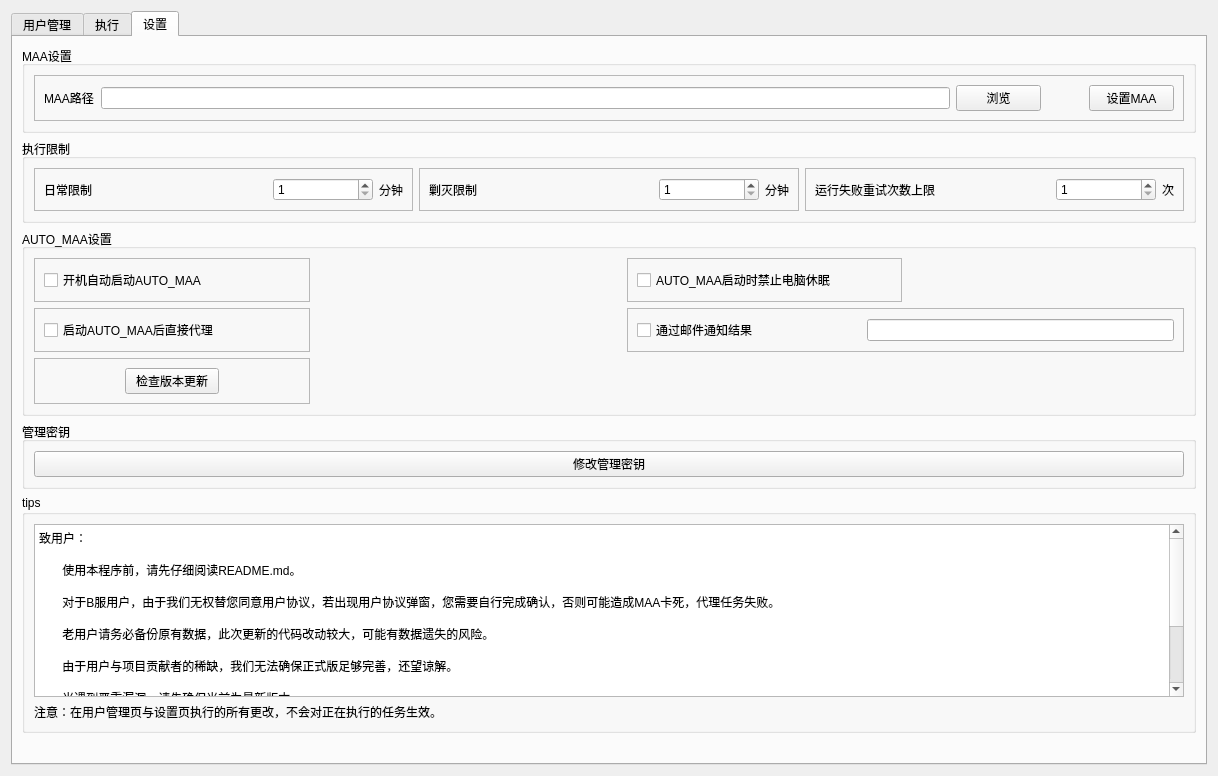
Qt form gui/ui/main.ui (AUTO-MAS-Project/AUTO-MAS) before a commit.
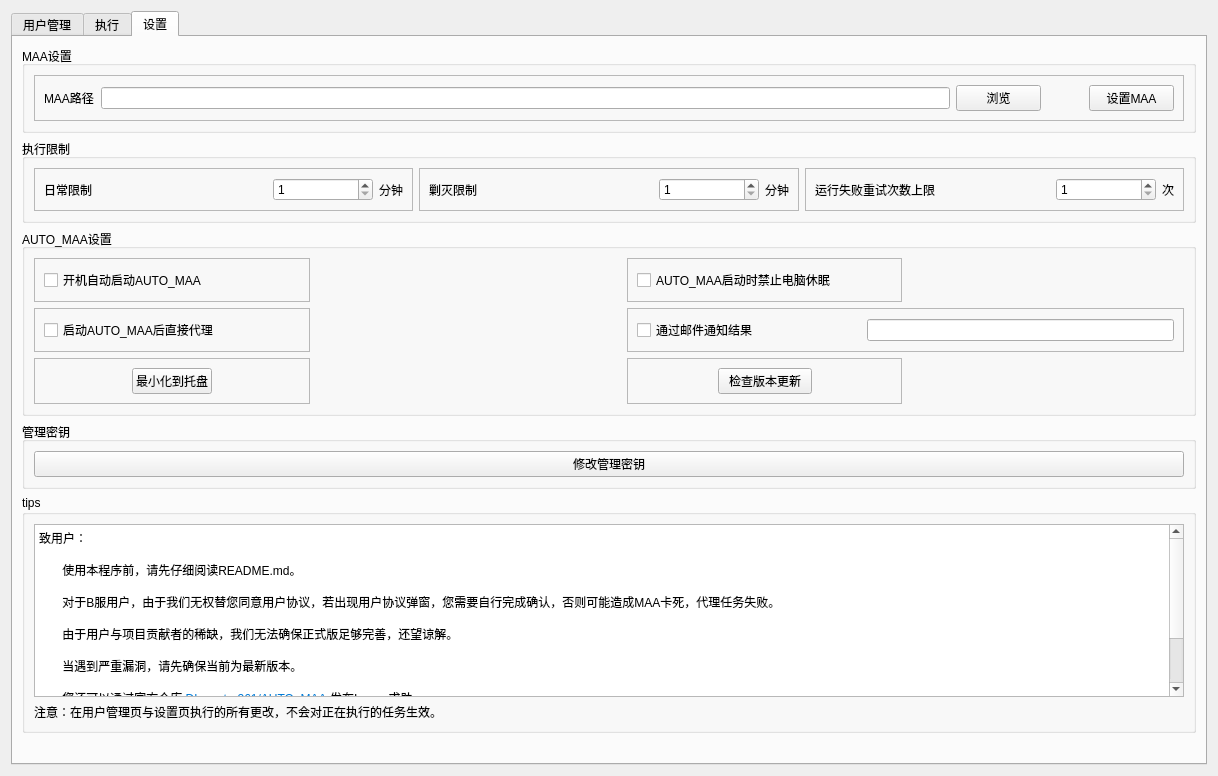
The same form after that commit. The open tabs and pages were chosen to show the change.

Commit message: 图标优化；添加最小化到托盘功能；更新器摆脱UI文件限制

```diff
--- a/gui/ui/main.ui
+++ b/gui/ui/main.ui
@@ -189,8 +189,8 @@
               <rect>
                <x>0</x>
                <y>0</y>
-               <width>1156</width>
-               <height>546</height>
+               <width>98</width>
+               <height>74</height>
               </rect>
              </property>
              <attribute name="label">
@@ -1056,19 +1056,6 @@
           <string>AUTO_MAA设置</string>
          </property>
          <layout class="QGridLayout" name="gridLayout_4">
-          <item row="2" column="1">
-           <spacer name="horizontalSpacer_11">
-            <property name="orientation">
-             <enum>Qt::Orientation::Horizontal</enum>
-            </property>
-            <property name="sizeHint" stdset="0">
-             <size>
-              <width>231</width>
-              <height>20</height>
-             </size>
-            </property>
-           </spacer>
-          </item>
           <item row="0" column="0">
            <widget class="QFrame" name="frame_routine_3">
             <property name="frameShape">
@@ -1101,37 +1088,18 @@
             </layout>
            </widget>
           </item>
-          <item row="2" column="0">
-           <widget class="QFrame" name="frame_routine_4">
-            <property name="frameShape">
-             <enum>QFrame::Shape::StyledPanel</enum>
+          <item row="0" column="1">
+           <spacer name="horizontalSpacer_6">
+            <property name="orientation">
+             <enum>Qt::Orientation::Horizontal</enum>
             </property>
-            <property name="frameShadow">
-             <enum>QFrame::Shadow::Raised</enum>
+            <property name="sizeHint" stdset="0">
+             <size>
+              <width>40</width>
+              <height>20</height>
+             </size>
             </property>
-            <layout class="QHBoxLayout" name="horizontalLayout_20">
-             <item>
-              <widget class="QCheckBox" name="checkBox_ifproxydirectly">
-               <property name="text">
-                <string>启动AUTO_MAA后直接代理</string>
-               </property>
-              </widget>
-             </item>
-             <item>
-              <spacer name="horizontalSpacer_15">
-               <property name="orientation">
-                <enum>Qt::Orientation::Horizontal</enum>
-               </property>
-               <property name="sizeHint" stdset="0">
-                <size>
-                 <width>40</width>
-                 <height>20</height>
-                </size>
-               </property>
-              </spacer>
-             </item>
-            </layout>
-           </widget>
+           </spacer>
           </item>
           <item row="0" column="2">
            <widget class="QFrame" name="frame_routine_2">
@@ -1178,50 +1146,24 @@
             </property>
            </spacer>
           </item>
-          <item row="0" column="1">
-           <spacer name="horizontalSpacer_6">
-            <property name="orientation">
-             <enum>Qt::Orientation::Horizontal</enum>
-            </property>
-            <property name="sizeHint" stdset="0">
-             <size>
-              <width>40</width>
-              <height>20</height>
-             </size>
-            </property>
-           </spacer>
-          </item>
-          <item row="3" column="0">
-           <widget class="QFrame" name="frame_check_update">
+          <item row="1" column="0">
+           <widget class="QFrame" name="frame_routine_4">
             <property name="frameShape">
              <enum>QFrame::Shape::StyledPanel</enum>
             </property>
             <property name="frameShadow">
              <enum>QFrame::Shadow::Raised</enum>
             </property>
-            <layout class="QHBoxLayout" name="horizontalLayout_21">
+            <layout class="QHBoxLayout" name="horizontalLayout_20">
              <item>
-              <spacer name="horizontalSpacer_9">
-               <property name="orientation">
-                <enum>Qt::Orientation::Horizontal</enum>
-               </property>
-               <property name="sizeHint" stdset="0">
-                <size>
-                 <width>40</width>
-                 <height>20</height>
-                </size>
-               </property>
-              </spacer>
-             </item>
-             <item>
-              <widget class="QPushButton" name="pushButton_check_update">
+              <widget class="QCheckBox" name="checkBox_ifproxydirectly">
                <property name="text">
-                <string>  检查版本更新  </string>
+                <string>启动AUTO_MAA后直接代理</string>
                </property>
               </widget>
              </item>
              <item>
-              <spacer name="horizontalSpacer_10">
+              <spacer name="horizontalSpacer_15">
                <property name="orientation">
                 <enum>Qt::Orientation::Horizontal</enum>
                </property>
@@ -1236,20 +1178,20 @@
             </layout>
            </widget>
           </item>
-          <item row="3" column="1">
-           <spacer name="horizontalSpacer_12">
+          <item row="1" column="1">
+           <spacer name="horizontalSpacer_11">
             <property name="orientation">
              <enum>Qt::Orientation::Horizontal</enum>
             </property>
             <property name="sizeHint" stdset="0">
              <size>
-              <width>311</width>
+              <width>231</width>
               <height>20</height>
              </size>
             </property>
            </spacer>
           </item>
-          <item row="2" column="2" colspan="2">
+          <item row="1" column="2" colspan="2">
            <widget class="QFrame" name="frame_routine_5">
             <property name="frameShape">
              <enum>QFrame::Shape::StyledPanel</enum>
@@ -1284,6 +1226,122 @@
             </layout>
            </widget>
           </item>
+          <item row="2" column="0">
+           <widget class="QFrame" name="frame_show_tray">
+            <property name="frameShape">
+             <enum>QFrame::Shape::StyledPanel</enum>
+            </property>
+            <property name="frameShadow">
+             <enum>QFrame::Shadow::Raised</enum>
+            </property>
+            <layout class="QHBoxLayout" name="horizontalLayout_23">
+             <item>
+              <spacer name="horizontalSpacer_17">
+               <property name="orientation">
+                <enum>Qt::Orientation::Horizontal</enum>
+               </property>
+               <property name="sizeHint" stdset="0">
+                <size>
+                 <width>40</width>
+                 <height>20</height>
+                </size>
+               </property>
+              </spacer>
+             </item>
+             <item>
+              <widget class="QPushButton" name="pushButton_show_tray">
+               <property name="text">
+                <string>最小化到托盘</string>
+               </property>
+              </widget>
+             </item>
+             <item>
+              <spacer name="horizontalSpacer_18">
+               <property name="orientation">
+                <enum>Qt::Orientation::Horizontal</enum>
+               </property>
+               <property name="sizeHint" stdset="0">
+                <size>
+                 <width>40</width>
+                 <height>20</height>
+                </size>
+               </property>
+              </spacer>
+             </item>
+            </layout>
+           </widget>
+          </item>
+          <item row="2" column="1">
+           <spacer name="horizontalSpacer_12">
+            <property name="orientation">
+             <enum>Qt::Orientation::Horizontal</enum>
+            </property>
+            <property name="sizeHint" stdset="0">
+             <size>
+              <width>311</width>
+              <height>20</height>
+             </size>
+            </property>
+           </spacer>
+          </item>
+          <item row="2" column="2">
+           <widget class="QFrame" name="frame_check_update">
+            <property name="frameShape">
+             <enum>QFrame::Shape::StyledPanel</enum>
+            </property>
+            <property name="frameShadow">
+             <enum>QFrame::Shadow::Raised</enum>
+            </property>
+            <layout class="QHBoxLayout" name="horizontalLayout_21">
+             <item>
+              <spacer name="horizontalSpacer_9">
+               <property name="orientation">
+                <enum>Qt::Orientation::Horizontal</enum>
+               </property>
+               <property name="sizeHint" stdset="0">
+                <size>
+                 <width>40</width>
+                 <height>20</height>
+                </size>
+               </property>
+              </spacer>
+             </item>
+             <item>
+              <widget class="QPushButton" name="pushButton_check_update">
+               <property name="text">
+                <string>  检查版本更新  </string>
+               </property>
+              </widget>
+             </item>
+             <item>
+              <spacer name="horizontalSpacer_10">
+               <property name="orientation">
+                <enum>Qt::Orientation::Horizontal</enum>
+               </property>
+               <property name="sizeHint" stdset="0">
+                <size>
+                 <width>40</width>
+                 <height>20</height>
+                </size>
+               </property>
+              </spacer>
+             </item>
+            </layout>
+           </widget>
+          </item>
+          <item row="2" column="3">
+           <spacer name="horizontalSpacer_19">
+            <property name="orientation">
+             <enum>Qt::Orientation::Horizontal</enum>
+            </property>
+            <property name="sizeHint" stdset="0">
+             <size>
+              <width>40</width>
+              <height>20</height>
+             </size>
+            </property>
+           </spacer>
+          </item>
          </layout>
         </widget>
        </item>
@@ -1325,8 +1383,6 @@
 &lt;p style=&quot;-qt-paragraph-type:empty; margin-top:0px; margin-bottom:0px; margin-left:0px; margin-right:0px; -qt-block-indent:0; text-indent:0px;&quot;&gt;&lt;br /&gt;&lt;/p&gt;
 &lt;p style=&quot; margin-top:0px; margin-bottom:0px; margin-left:0px; margin-right:0px; -qt-block-indent:0; text-indent:0px;&quot;&gt;       对于B服用户，由于我们无权替您同意用户协议，若出现用户协议弹窗，您需要自行完成确认，否则可能造成MAA卡死，代理任务失败。&lt;/p&gt;
 &lt;p style=&quot;-qt-paragraph-type:empty; margin-top:0px; margin-bottom:0px; margin-left:0px; margin-right:0px; -qt-block-indent:0; text-indent:0px;&quot;&gt;&lt;br /&gt;&lt;/p&gt;
-&lt;p style=&quot; margin-top:0px; margin-bottom:0px; margin-left:0px; margin-right:0px; -qt-block-indent:0; text-indent:0px;&quot;&gt;       老用户请务必备份原有数据，此次更新的代码改动较大，可能有数据遗失的风险。&lt;/p&gt;
-&lt;p style=&quot;-qt-paragraph-type:empty; margin-top:0px; margin-bottom:0px; margin-left:0px; margin-right:0px; -qt-block-indent:0; text-indent:0px;&quot;&gt;&lt;br /&gt;&lt;/p&gt;
 &lt;p style=&quot; margin-top:0px; margin-bottom:0px; margin-left:0px; margin-right:0px; -qt-block-indent:0; text-indent:0px;&quot;&gt;       由于用户与项目贡献者的稀缺，我们无法确保正式版足够完善，还望谅解。&lt;/p&gt;
 &lt;p style=&quot;-qt-paragraph-type:empty; margin-top:0px; margin-bottom:0px; margin-left:0px; margin-right:0px; -qt-block-indent:0; text-indent:0px;&quot;&gt;&lt;br /&gt;&lt;/p&gt;
 &lt;p style=&quot; margin-top:0px; margin-bottom:0px; margin-left:0px; margin-right:0px; -qt-block-indent:0; text-indent:0px;&quot;&gt;       当遇到严重漏洞，请先确保当前为最新版本。&lt;/p&gt;
```
The commit also changes 8 other files.
